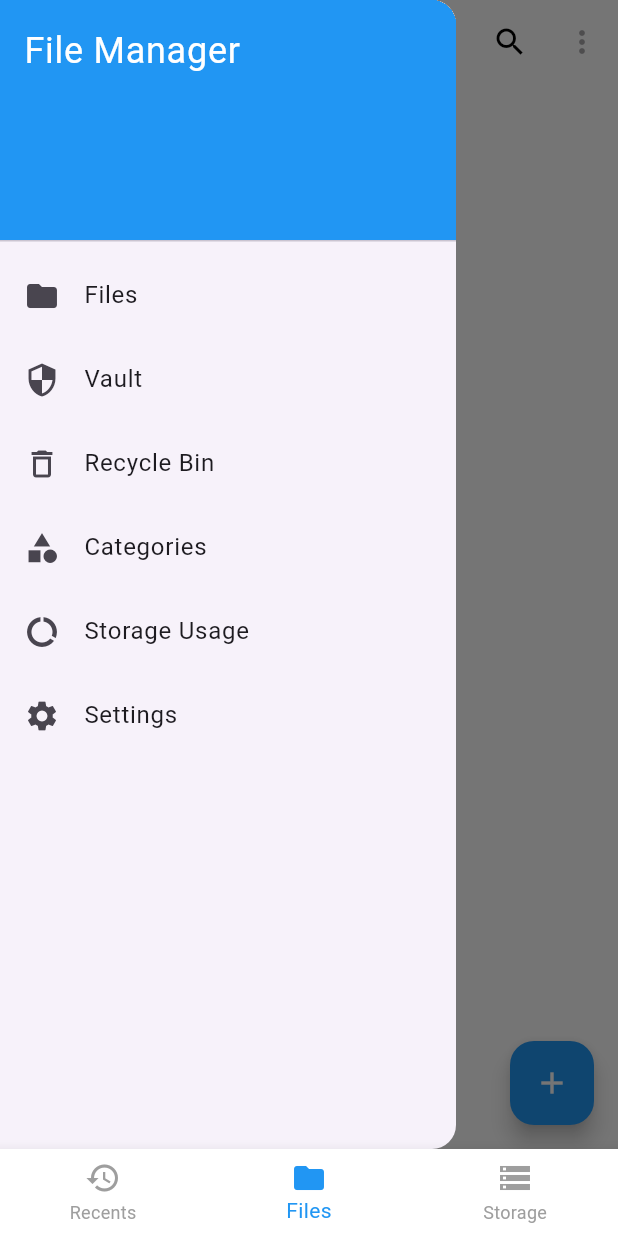
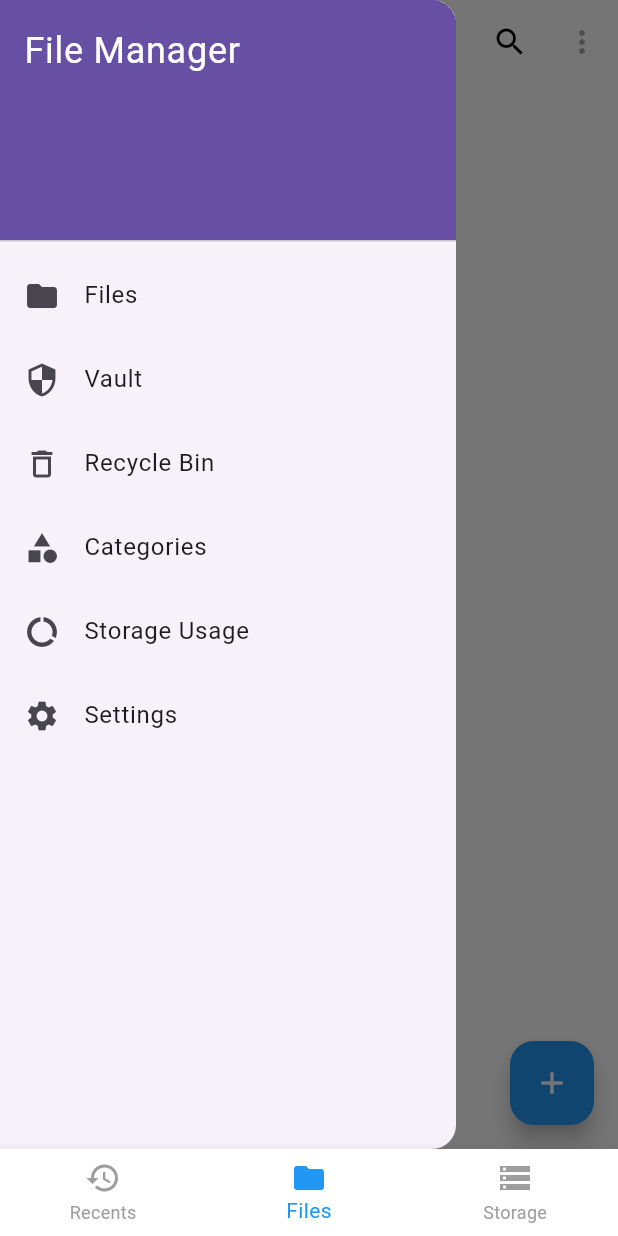
Before and after one commit to suvojit213/file_manager, a Flutter app: the screen it shows after launch, with the side drawer open, on a phone screen of 412 x 824 dp. Run offline on Flutter 3.47's test engine with Material 3 defaults, Android fonts, the phone set to English and light mode, and no system bars; our stand-ins replace flutter_highlight, flutter_secure_storage, google_fonts, local_auth, open_filex, photo_view and 2 more; missing offline and left inert: external_path; project files that could hold a hidden picture were left out.

Commit message:
feat: Adapt side menu bar to app's UI theme

```diff
--- a/lib/widgets/side_bar_menu.dart
+++ b/lib/widgets/side_bar_menu.dart
@@ -15,14 +15,14 @@ class SideBarMenu extends StatelessWidget {
       child: ListView(
         padding: EdgeInsets.zero,
         children: <Widget>[
-          const DrawerHeader(
+          DrawerHeader(
             decoration: BoxDecoration(
-              color: Colors.blue,
+              color: Theme.of(context).colorScheme.primary,
             ),
             child: Text(
               'File Manager',
               style: TextStyle(
-                color: Colors.white,
+                color: Theme.of(context).colorScheme.onPrimary,
                 fontSize: 24,
               ),
             ),
```
